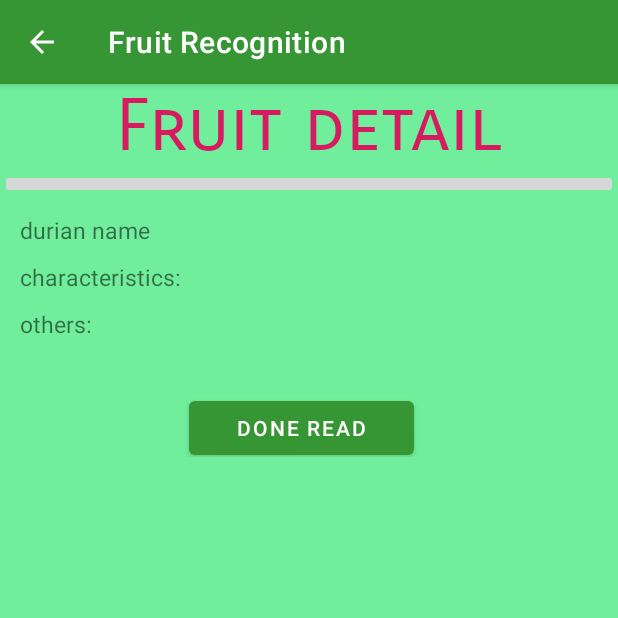
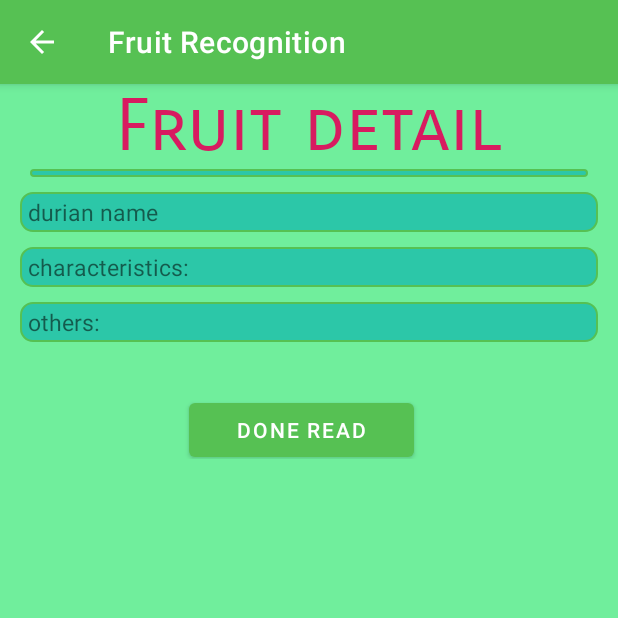
Before and after one commit to zakirzikri12/Fruit_Recognition, an Android app: the DetailFruits screen opened directly, with no data from a screen before it, on a phone screen of 412 x 824 dp, the top half of it. Run offline under Robolectric (Android 15) with nearby library versions, the phone set to English and light mode, and no system bars.

Commit message:
16th commit: update ui an improve others things

```diff
--- /dev/null
+++ b/app/src/main/res/drawable/rounded_corner.xml
@@ -0,0 +1,16 @@
+<?xml version="1.0" encoding="utf-8"?>
+<shape xmlns:android="http://schemas.android.com/apk/res/android" >
+    <stroke
+        android:width="1dp"
+        android:color="@color/purple_500" />
+
+    <solid android:color="#2CC7A8" />
+
+    <padding
+        android:left="3dp"
+        android:right="3dp"
+        android:bottom="3dp"
+        android:top="3dp" />
+
+    <corners android:radius="8dp" />
+</shape>
--- a/app/src/main/res/layout/chat_fruit.xml
+++ b/app/src/main/res/layout/chat_fruit.xml
@@ -27,6 +27,7 @@
     <RelativeLayout
         android:layout_width="match_parent"
         android:layout_height="wrap_content"
+        android:background="@color/teal_700"
         android:layout_alignParentBottom="true"
         android:id="@+id/idRLMsg">
 
@@ -50,7 +51,7 @@
             android:id="@+id/idFABsend"
             android:layout_margin="4dp"
             app:fabCustomSize="45dp"
-            android:backgroundTint="@color/fab_color"
+            android:backgroundTint="@color/teal_200"
             android:tint="@color/white"
             android:layout_alignParentRight="true"
             android:contentDescription="TODO" />
--- a/app/src/main/res/layout/fruit_detail.xml
+++ b/app/src/main/res/layout/fruit_detail.xml
@@ -33,12 +33,26 @@
         android:layout_height="wrap_content"
         android:orientation="vertical">
 
-        <ImageButton
-            android:id="@+id/imgTitle"
+        <LinearLayout
             android:layout_width="match_parent"
             android:layout_height="wrap_content"
+            android:orientation="vertical"
+            android:layout_marginLeft="20dp"
+            android:layout_marginRight="20dp"
             android:layout_gravity="center"
-            tools:src="@drawable/durian2" />
+            android:background="@drawable/rounded_corner">
+
+            <ImageButton
+                android:id="@+id/imgTitle"
+                android:layout_width="wrap_content"
+                android:layout_height="wrap_content"
+                android:layout_gravity="center"
+                android:background="@color/purple_200"
+                tools:src="@drawable/durian2" />
+
+        </LinearLayout>
+
+
 
 
 
@@ -46,7 +60,8 @@
             android:layout_width="match_parent"
             android:layout_height="wrap_content"
             android:orientation="vertical"
-            android:paddingStart="13dp">
+            android:paddingStart="13dp"
+            android:paddingEnd="13dp">
 
 
             <TextView
@@ -54,13 +69,19 @@
                 android:layout_width="match_parent"
                 android:layout_height="wrap_content"
                 android:layout_marginTop="10dp"
+                android:layout_gravity="center"
                 android:text="durian name"
+                android:background="@drawable/rounded_corner"
+                android:paddingStart="5dp"
                 android:textSize="15dp" />
             <TextView
                 android:id="@+id/txtStory1"
                 android:layout_width="match_parent"
                 android:layout_height="wrap_content"
                 android:text="characteristics: "
+                android:background="@drawable/rounded_corner"
+                android:layout_gravity="center"
+                android:paddingStart="5dp"
                 android:layout_marginTop="10dp"
                 android:textSize="15dp" />
             <TextView
@@ -69,6 +90,9 @@
                 android:layout_height="wrap_content"
                 android:layout_marginTop="10dp"
                 android:text="others:"
+                android:background="@drawable/rounded_corner"
+                android:layout_gravity="center"
+                android:paddingStart="5dp"
                 android:textSize="15dp" />
         </LinearLayout>
 
--- a/app/src/main/res/layout/price_main.xml
+++ b/app/src/main/res/layout/price_main.xml
@@ -53,7 +53,7 @@
 
     <ListView
         android:layout_width="match_parent"
-        android:layout_height="450dp"
+        android:layout_height="350dp"
         android:id="@+id/lv">
 
     </ListView>
--- a/app/src/main/res/values/colors.xml
+++ b/app/src/main/res/values/colors.xml
@@ -1,7 +1,7 @@
 <?xml version="1.0" encoding="utf-8"?>
 <resources>
     <color name="purple_200">#FFBB86FC</color>
-    <color name="purple_500">#379634</color>
+    <color name="purple_500">#56C153</color>
     <color name="purple_700">#379634</color>
     <color name="teal_200">#FF03DAC5</color>
     <color name="teal_700">#FF018786</color>
```
Also changed, not shown: app/src/main/res/drawable/rounded_corner_2.xml (added, +16 -0 lines), app/src/main/res/layout/activity_main.xml (+7 -3 lines), app/src/main/res/layout/fruit_list.xml (+15 -5 lines).
